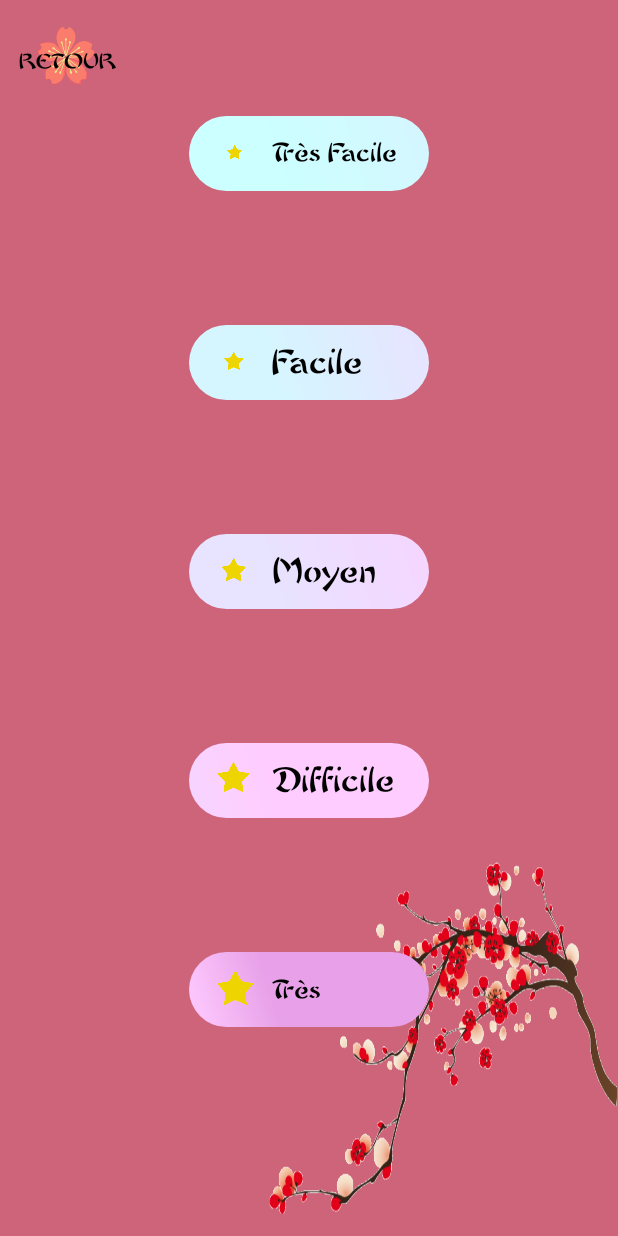
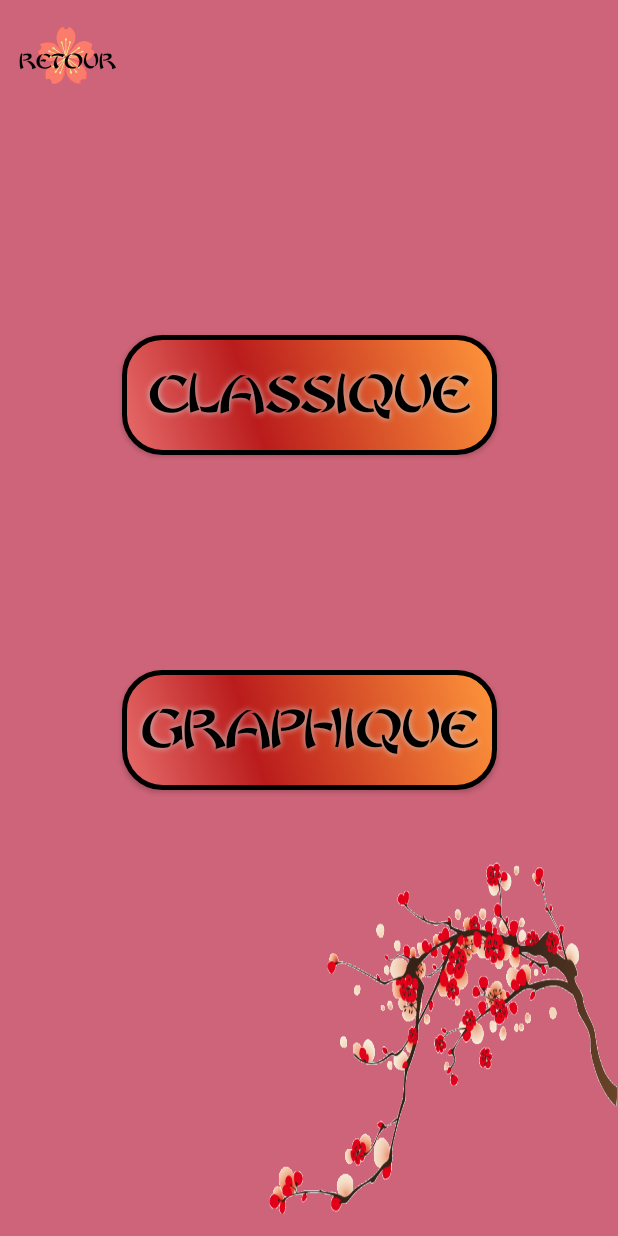
Before and after one commit to VincentDestrieux/sudokuAgile, an Android app: the screen it shows after launch (Niveau before the commit, Mode after it), after a tap on "JOUER", on a phone screen of 412 x 824 dp. Run offline under Robolectric (Android 15) with nearby library versions, the light colour scheme and no system bars.

Commit message:
Ajout du 3eme menu et de la distinction par couleur dans la grille

```diff
--- a/app/src/main/AndroidManifest.xml
+++ b/app/src/main/AndroidManifest.xml
@@ -21,6 +21,7 @@
         <activity android:name=".vue.Niveau"></activity>
         <activity android:name=".vue.Reconnaissance"></activity>
         <activity android:name=".vue.Grille"></activity>
+        <activity android:name=".vue.Mode"></activity>
     </application>
 
 </manifest>
--- a/app/src/main/java/com/miage/master/myapplication/utils/CustomViewCase.java
+++ b/app/src/main/java/com/miage/master/myapplication/utils/CustomViewCase.java
@@ -47,7 +47,11 @@ public class CustomViewCase extends View {
     }
 
     public int getValeur() {
-        return valeur;
+        return this.valeur;
+    }
+
+    public boolean getModifiable(){
+        return this.modifiable;
     }
 
 }
--- a/app/src/main/java/com/miage/master/myapplication/vue/MainActivity.java
+++ b/app/src/main/java/com/miage/master/myapplication/vue/MainActivity.java
@@ -16,7 +16,7 @@ public class MainActivity extends Activity {
     }
 
     public void difficulty(View v) {
-        Intent intent = new Intent(MainActivity.this, Niveau.class);
+        Intent intent = new Intent(MainActivity.this, Mode.class);
         startActivity(intent);
     }
 
--- /dev/null
+++ b/app/src/main/java/com/miage/master/myapplication/vue/Mode.java
@@ -0,0 +1,39 @@
+package com.miage.master.myapplication.vue;
+
+import android.app.Activity;
+import android.content.Intent;
+import android.os.Bundle;
+import android.view.View;
+
+import com.miage.master.myapplication.R;
+
+/**
+ * Created by Vincent  Destrieux on 24/04/2017.
+ * Cette classe permet de choisir le mode de jeu
+ */
+
+public class Mode extends Activity {
+    @Override
+    protected void onCreate(Bundle savedInstanceState) {
+        super.onCreate(savedInstanceState);
+        setContentView(R.layout.activity_mode);
+    }
+
+    public void startMode1(View v) {
+        Intent intent = new Intent(Mode.this, Niveau.class);
+        String classique = "classique";
+        intent.putExtra("mode", classique);
+        startActivity(intent);
+    }
+
+    public void startMode2(View v) {
+        Intent intent = new Intent(Mode.this, Niveau.class);
+        String graphique = "graphique";
+        intent.putExtra("mode", graphique);
+        startActivity(intent);
+    }
+
+    public void retour(View v) {
+        finish();
+    }
+}
--- /dev/null
+++ b/app/src/main/res/layout/activity_mode.xml
@@ -0,0 +1,68 @@
+<?xml version="1.0" encoding="utf-8"?>
+<android.support.constraint.ConstraintLayout xmlns:android="http://schemas.android.com/apk/res/android"
+    xmlns:app="http://schemas.android.com/apk/res-auto"
+    xmlns:tools="http://schemas.android.com/tools"
+    android:layout_width="match_parent"
+    android:layout_height="match_parent"
+    android:background="@drawable/fond1"
+    tools:context="com.miage.master.myapplication.vue.Mode">
+
+
+    <com.miage.master.myapplication.utils.CustomButton
+        android:id="@+id/boutonModeClassique"
+        style="@style/Widget.AppCompat.Button.Colored"
+        android:layout_width="250dp"
+        android:layout_height="80dp"
+        android:background="@drawable/bouton_menu"
+        android:onClick="startMode1"
+        android:shadowColor="@color/shadow"
+        android:shadowDx="0"
+        android:shadowDy="0"
+        android:shadowRadius="5"
+        android:text="@string/mode1"
+        android:textColor="@android:color/black"
+        android:textSize="30sp"
+        app:font="chowfun.TTF"
+        app:layout_constraintBottom_toBottomOf="parent"
+        app:layout_constraintHorizontal_bias="0.5"
+        app:layout_constraintLeft_toLeftOf="parent"
+        app:layout_constraintRight_toRightOf="parent"
+        app:layout_constraintTop_toTopOf="parent"
+        app:layout_constraintVertical_bias="0.300" />
+
+    <com.miage.master.myapplication.utils.CustomButton
+        android:id="@+id/boutonModeGraphique"
+        android:layout_width="250dp"
+        android:layout_height="80dp"
+        android:background="@drawable/bouton_menu"
+        android:onClick="startMode2"
+        android:shadowColor="@color/shadow"
+        android:shadowDx="0"
+        android:shadowDy="0"
+        android:shadowRadius="5"
+        android:text="@string/mode2"
+        android:textColor="@android:color/black"
+        android:textSize="30sp"
+        app:font="chowfun.TTF"
+        app:layout_constraintBottom_toBottomOf="parent"
+        app:layout_constraintHorizontal_bias="0.5"
+        app:layout_constraintLeft_toLeftOf="parent"
+        app:layout_constraintRight_toRightOf="parent"
+        app:layout_constraintTop_toTopOf="parent"
+        app:layout_constraintVertical_bias="0.600" />
+
+
+    <com.miage.master.myapplication.utils.CustomButton
+        android:id="@+id/buttonRetour"
+        android:layout_width="89dp"
+        android:layout_height="83dp"
+        android:background="@drawable/fleur"
+        android:onClick="retour"
+        android:text="@string/retour"
+        android:textColor="@color/textBlack"
+        android:textSize="12sp"
+        app:font="chowfun.TTF"
+        tools:layout_editor_absoluteX="-9dp"
+        tools:layout_editor_absoluteY="-11dp" />
+
+</android.support.constraint.ConstraintLayout>
--- a/app/src/main/res/layout/activity_niveau.xml
+++ b/app/src/main/res/layout/activity_niveau.xml
@@ -189,6 +189,7 @@
         app:layout_constraintVertical_bias="0.820"
         android:clickable="true"
         android:focusable="true"
+        android:onClick="start"
         android:tag="5"
         >
 
@@ -209,7 +210,7 @@
             android:text="@string/tresDifficile"
             android:textSize="15sp"
             app:font="chowfun.TTF"
-            android:onClick="reconnaissance"/>
+            />
 
     </LinearLayout>
 
--- a/app/src/main/res/values/colors.xml
+++ b/app/src/main/res/values/colors.xml
@@ -18,4 +18,6 @@
     <color name="fondButtonGrille">#CBCBCB</color>
     <color name="boutonGrilleB">#ED8A8A</color>
     <color name="contourGrilleB">#940000</color>
+    <color name="pen">#00008B</color>
+    <color name="fondGrille">#DCDCDC</color>
 </resources>
--- a/app/src/main/res/values/strings.xml
+++ b/app/src/main/res/values/strings.xml
@@ -10,4 +10,6 @@
     <string name="etoile">etoile</string>
     <string name="retour">Retour</string>
     <string name="testAlgo">Test Algo</string>
+    <string name="mode1">Classique</string>
+    <string name="mode2">Graphique</string>
 </resources>
```
Also changed, not shown: app/src/main/java/com/miage/master/myapplication/service/GenerationGrille.java (+29 -34 lines), app/src/main/java/com/miage/master/myapplication/vue/Case.java (+18 -5 lines), app/src/main/java/com/miage/master/myapplication/vue/Niveau.java (+13 -17 lines).
